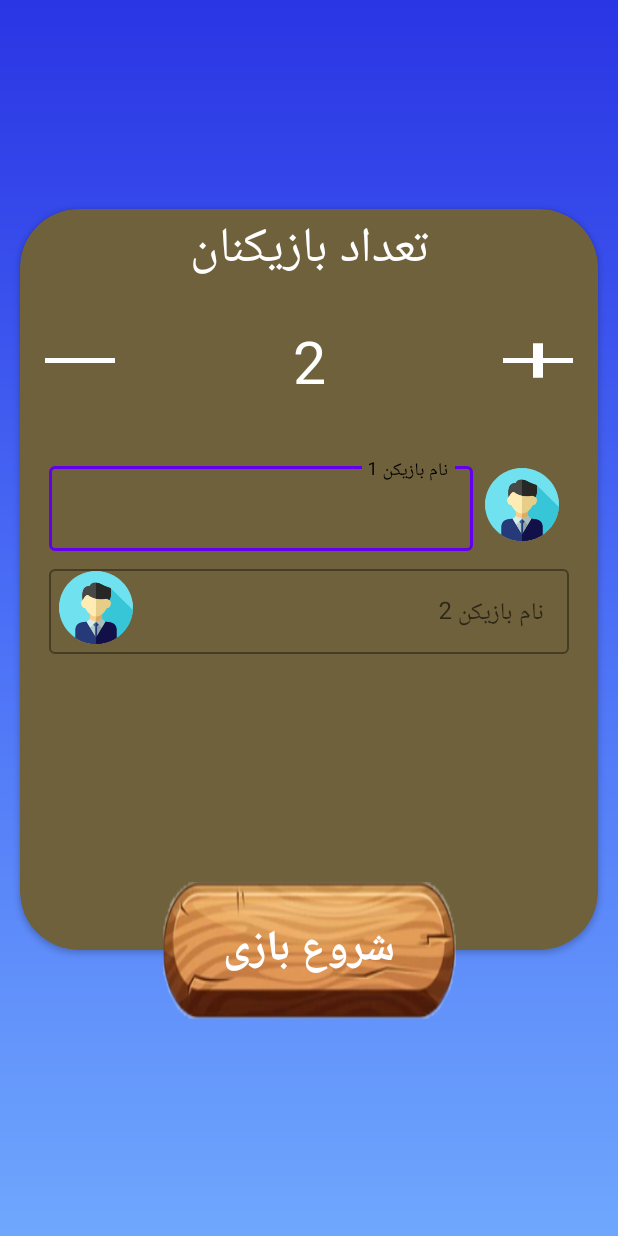
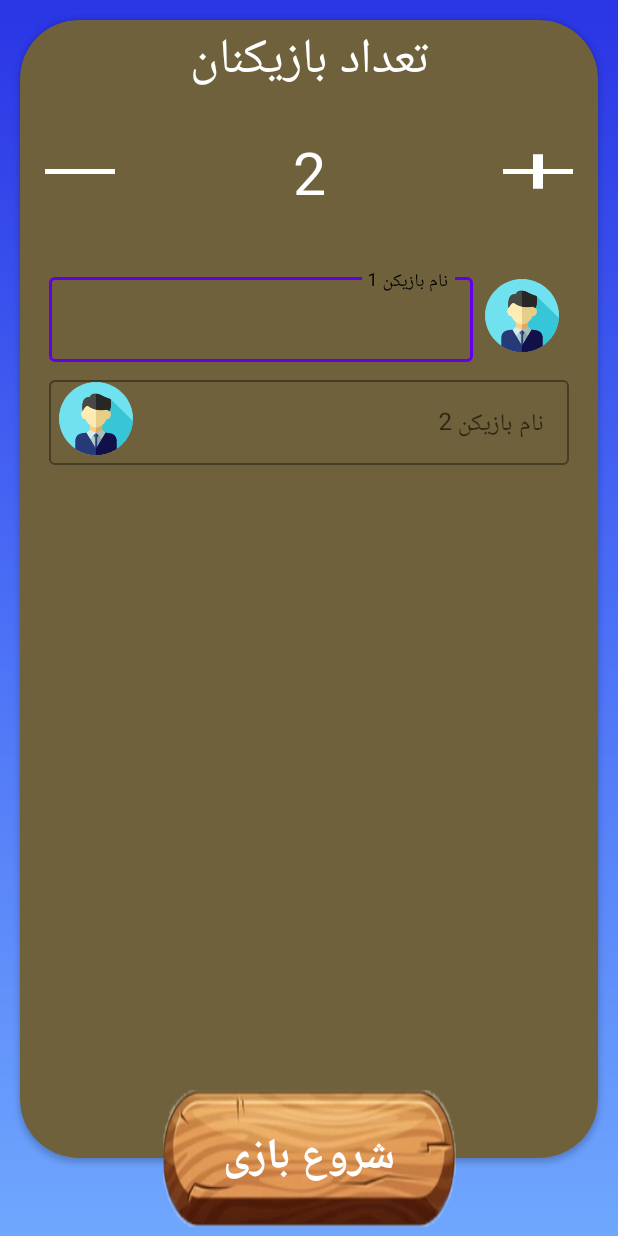
Before and after one commit to Android-sadjad/TruthOrDare, an Android app: the StartGameActivity screen opened directly, with no data from a screen before it, on a phone screen of 412 x 824 dp. Run offline under Robolectric (Android 15) with nearby library versions, the phone set to English and light mode, and no system bars; our stand-ins replace sdp/ssp sizes.

```diff
--- a/app/src/main/java/com/example/truthordare/activity/StartGameActivity.java
+++ b/app/src/main/java/com/example/truthordare/activity/StartGameActivity.java
@@ -45,7 +45,6 @@ public class StartGameActivity extends AppCompatActivity {
 
         init();
         findViews();
-        setSize();
         configuration();
 
 
@@ -81,11 +80,7 @@ public class StartGameActivity extends AppCompatActivity {
         cvPlayer =findViewById(R.id.cv_start);
     }
 
-    public void setSize() {
 
-
-        cvPlayer.getLayoutParams().height = MyConstant.getScreenHeight() * 60 / 100;
-    }
 
 
     private void configuration() {
--- a/app/src/main/res/layout/activity_start_game.xml
+++ b/app/src/main/res/layout/activity_start_game.xml
@@ -1,5 +1,6 @@
 <?xml version="1.0" encoding="utf-8"?>
-<androidx.constraintlayout.widget.ConstraintLayout xmlns:android="http://schemas.android.com/apk/res/android"
+<androidx.constraintlayout.widget.ConstraintLayout
+    xmlns:android="http://schemas.android.com/apk/res/android"
     xmlns:app="http://schemas.android.com/apk/res-auto"
     android:id="@+id/cl_start_dialog"
     android:layout_width="match_parent"
@@ -7,24 +8,18 @@
     android:background="@drawable/bg_main"
     android:layout_gravity="center">
 
-    <FrameLayout
-        android:layout_width="match_parent"
-        android:layout_height="match_parent"
-        android:elevation="@dimen/_200sdp"
-        android:id="@+id/fl_game_container"/>
-
 
     <androidx.cardview.widget.CardView
         android:layout_width="match_parent"
-        android:layout_marginBottom="@dimen/_50sdp"
         android:layout_height="0dp"
         android:id="@+id/cv_start"
         app:cardBackgroundColor="#6E613B"
         app:layout_constraintTop_toTopOf="parent"
         app:layout_constraintBottom_toBottomOf="parent"
         android:layout_marginHorizontal="@dimen/_10sdp"
+        app:cardCornerRadius="@dimen/_30sdp"
+        android:layout_marginBottom="@dimen/_40sdp"
         android:layout_marginTop="@dimen/_10sdp"
-        app:cardCornerRadius="@dimen/_30sdp"
 
 
     >
@@ -479,12 +474,6 @@
     </androidx.cardview.widget.CardView>
 
 
-
-
-
-
-
-
     <TextView
         android:id="@+id/tv_start_game"
         android:layout_width="@dimen/_150sdp"
@@ -502,4 +491,6 @@
         app:layout_constraintLeft_toLeftOf="parent"
         />
 
+
+
 </androidx.constraintlayout.widget.ConstraintLayout>
```
Also changed, not shown: app/src/main/java/com/example/truthordare/activity/GameActivity.java (+34 -14 lines), app/src/main/res/layout/activity_game.xml (+47 -42 lines), app/src/main/res/layout/activity_main.xml (+4 -3 lines), app/src/main/res/layout/my_toolbar.xml (+9 -5 lines).
